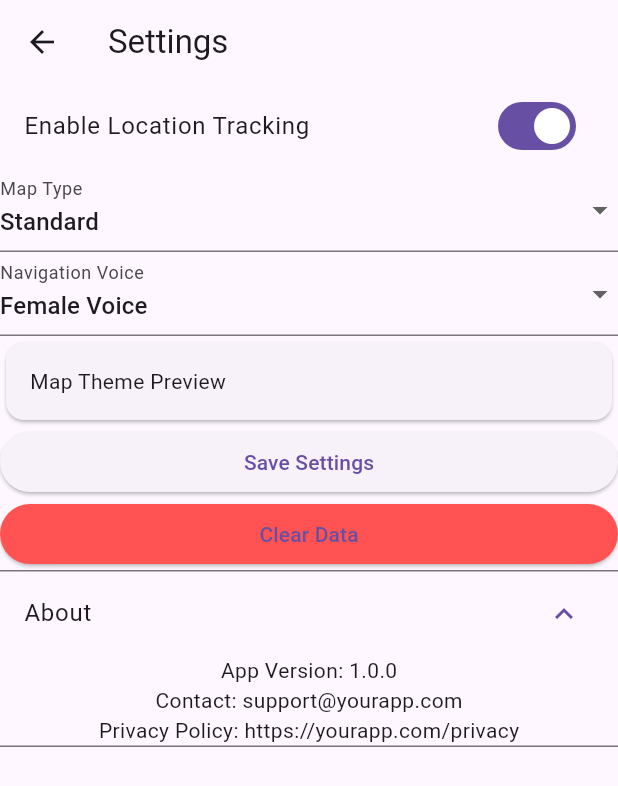
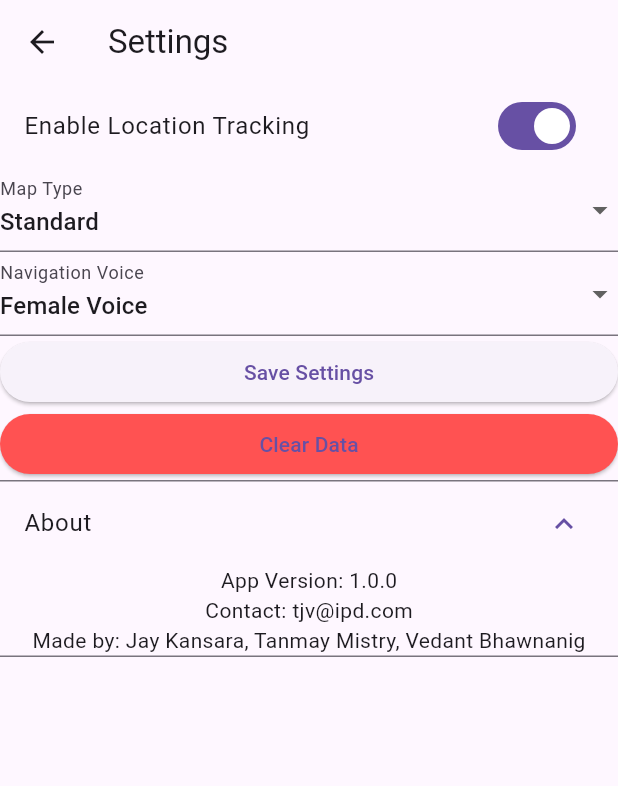
Before and after one commit to vedantbhawnani/IPD, a Flutter app: the Settings screen opened directly, after a tap on "About", on a phone screen of 412 x 824 dp. Shown: the top 786 px of the screen. Run offline on Flutter 3.47's test engine with Material 3 defaults, Android fonts, the phone set to English and light mode, and no system bars; our stand-ins replace curved_navigation_bar, firebase_auth, firebase_core, google_maps_flutter, shared_preferences; missing offline and left inert: expandable_bottom_bar; accounts and stored records are empty.

Commit message:
Ui Modifications

```diff
--- a/lib/pages/Settings.dart
+++ b/lib/pages/Settings.dart
@@ -34,9 +34,8 @@ class _SettingsPageState extends State<Settings> {
   }
 
   void _clearData() async {
-    // Implement data clearing logic for search history or saved locations
-    // Show confirmation dialog and handle potential errors
-    // ...
+    // Implement delete logic for search history or saved locations
+    // Show confirmation dialog
   }
 
   @override
@@ -62,7 +61,6 @@ class _SettingsPageState extends State<Settings> {
             items: const [
               DropdownMenuItem(value: 1, child: Text('Standard')),
               DropdownMenuItem(value: 2, child: Text('Satellite')),
-              // ... other options
             ],
             onChanged: (value) => setState(() => _mapType = value as int),
             decoration: InputDecoration(
@@ -74,7 +72,6 @@ class _SettingsPageState extends State<Settings> {
             items: const [
               DropdownMenuItem(value: 'Female', child: Text('Female Voice')),
               DropdownMenuItem(value: 'Male', child: Text('Male Voice')),
-              // ... other options
             ],
             onChanged: (value) =>
                 setState(() => _navigationVoice = value as String),
@@ -82,15 +79,6 @@ class _SettingsPageState extends State<Settings> {
               labelText: 'Navigation Voice',
             ),
           ),
-          // Map Theme Preview Pane
-          Card(
-            child: Padding(
-              padding: const EdgeInsets.all(16.0),
-              child: Text('Map Theme Preview'),
-            ),
-          ),
-          // Update this pane dynamically based on map type and theme color
-          // ...
           ElevatedButton(
             onPressed: _saveSettings,
             child: Text('Save Settings'),
@@ -108,8 +96,8 @@ class _SettingsPageState extends State<Settings> {
             title: Text('About'),
             children: [
               Text('App Version: 1.0.0'),
-              Text('Contact: support@yourapp.com'),
-              Text('Privacy Policy: https://yourapp.com/privacy'),
+              Text('Contact: tjv@ipd.com'),
+              Text('Made by: Jay Kansara, Tanmay Mistry, Vedant Bhawnanig'),
             ],
           ),
         ],
```
